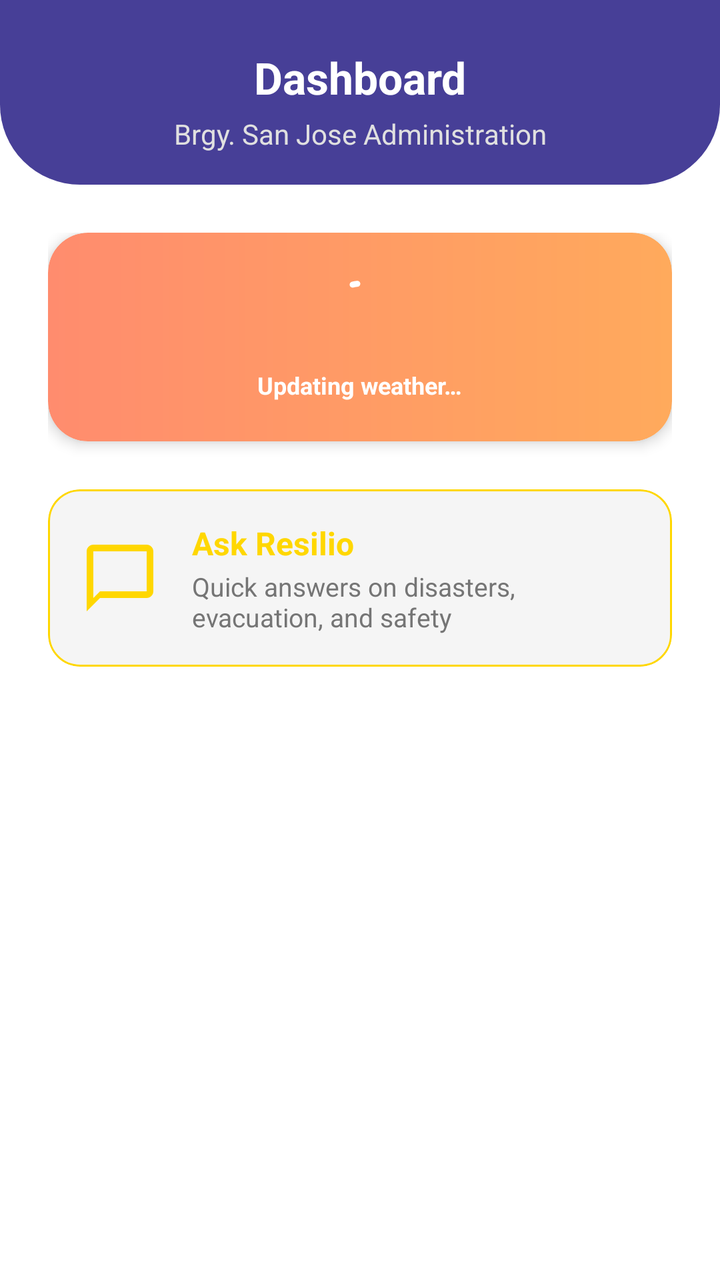
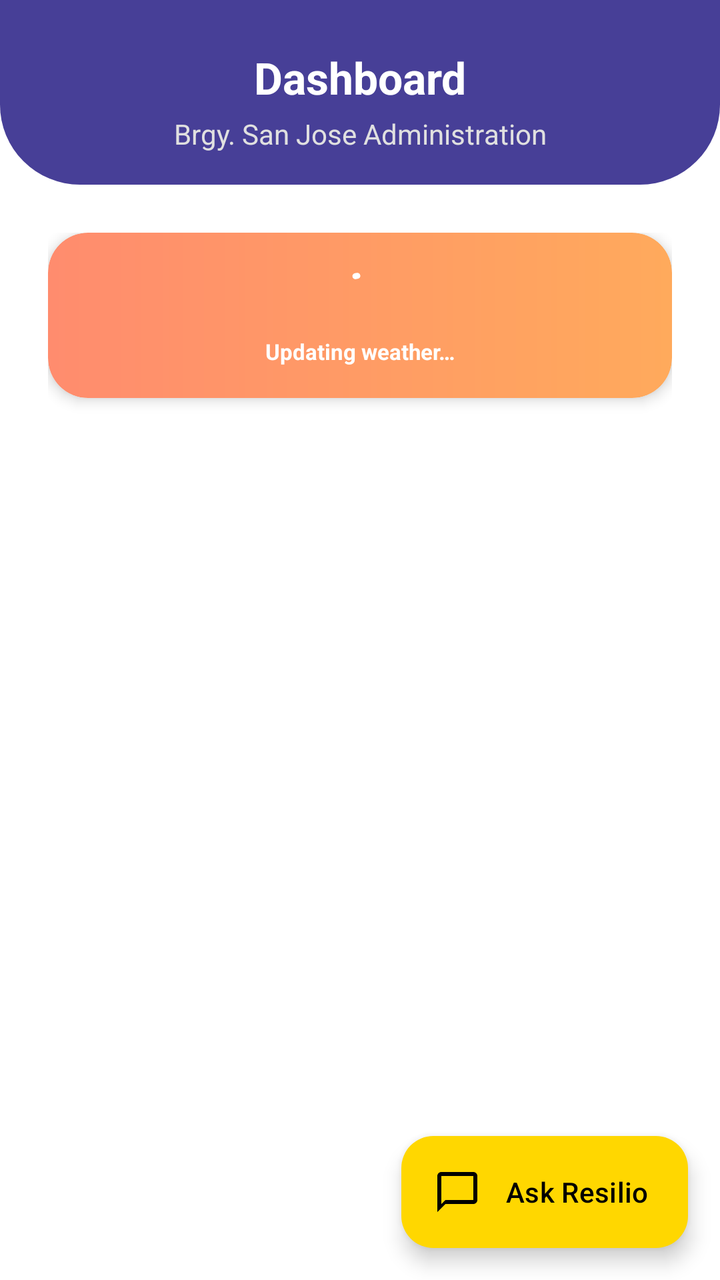

Before-and-after screenshots of an Android layout around one commit, followed by the original layout XML and the change that was made.
<!-- AndroidManifest.xml: application theme Theme.Resilio -->
<!-- res/layout/fragment_chairman_dashboard.xml -->
<?xml version="1.0" encoding="utf-8"?>
<androidx.coordinatorlayout.widget.CoordinatorLayout xmlns:android="http://schemas.android.com/apk/res/android"
    xmlns:app="http://schemas.android.com/apk/res-auto"
    xmlns:tools="http://schemas.android.com/tools"
    android:layout_width="match_parent"
    android:layout_height="match_parent"
    android:background="@color/background">

    <androidx.core.widget.NestedScrollView
        android:layout_width="match_parent"
        android:layout_height="match_parent">

        <LinearLayout
            android:layout_width="match_parent"
            android:layout_height="wrap_content"
            android:orientation="vertical"
            android:background="@android:color/transparent">

            
            <androidx.constraintlayout.widget.ConstraintLayout
                android:layout_width="match_parent"
                android:layout_height="wrap_content"
                android:background="@drawable/bg_dashboard_header"
                android:paddingBottom="16dp">

                
            <TextView
                android:id="@+id/tv_status_title"
                android:layout_width="wrap_content"
                android:layout_height="wrap_content"
                android:layout_marginTop="24dp"
                android:text="Dashboard"
                android:textColor="@color/white"
                android:textSize="22sp"
                android:textStyle="bold"
                app:layout_constraintEnd_toEndOf="parent"
                app:layout_constraintStart_toStartOf="parent"
                app:layout_constraintTop_toTopOf="parent" />

            <TextView
                android:id="@+id/tv_status_desc"
                android:layout_width="wrap_content"
                android:layout_height="wrap_content"
                android:layout_marginTop="4dp"
                android:text="Brgy. San Jose Administration"
                android:textColor="@color/dashboard_text_light"
                android:textSize="14sp"
                app:layout_constraintEnd_toEndOf="parent"
                app:layout_constraintStart_toStartOf="parent"
                app:layout_constraintTop_toBottomOf="@+id/tv_status_title" />

            </androidx.constraintlayout.widget.ConstraintLayout>

            
            <LinearLayout
                android:layout_width="match_parent"
                android:layout_height="wrap_content"
                android:orientation="vertical"
                android:padding="24dp">

                
                <include
                    android:id="@+id/weather_card"
                    layout="@layout/include_card_weather"
                    android:layout_width="match_parent"
                    android:layout_height="wrap_content"
                    android:layout_marginBottom="24dp" />

                <include
                    android:id="@+id/card_ask_resilio"
                    layout="@layout/include_card_ask_resilio"
                    android:layout_width="match_parent"
                    android:layout_height="wrap_content"
                    android:layout_marginBottom="24dp" />

            </LinearLayout>
        </LinearLayout>
    </androidx.core.widget.NestedScrollView>


</androidx.coordinatorlayout.widget.CoordinatorLayout>
<!-- res/layout/include_card_weather.xml (included above) -->
<?xml version="1.0" encoding="utf-8"?>
<com.google.android.material.card.MaterialCardView xmlns:android="http://schemas.android.com/apk/res/android"
    xmlns:app="http://schemas.android.com/apk/res-auto"
    xmlns:tools="http://schemas.android.com/tools"
    android:id="@+id/card_weather"
    android:layout_width="match_parent"
    android:layout_height="wrap_content"
    app:cardCornerRadius="20dp"
    app:cardElevation="4dp"
    app:strokeWidth="0dp">

    <androidx.constraintlayout.widget.ConstraintLayout
        android:id="@+id/layout_weather_container"
        android:layout_width="match_parent"
        android:layout_height="match_parent"
        android:background="@drawable/bg_weather_sunny"
        android:padding="20dp">

        
        <androidx.constraintlayout.widget.ConstraintLayout
            android:id="@+id/layout_weather_loading"
            android:layout_width="match_parent"
            android:layout_height="wrap_content"
            android:visibility="visible"
            app:layout_constraintTop_toTopOf="parent"
            app:layout_constraintBottom_toBottomOf="parent">

            <com.google.android.material.progressindicator.CircularProgressIndicator
                android:id="@+id/weather_loading_spinner"
                android:layout_width="wrap_content"
                android:layout_height="wrap_content"
                android:indeterminate="true"
                app:indicatorColor="@color/white"
                app:indicatorSize="32dp"
                app:trackThickness="3dp"
                app:layout_constraintTop_toTopOf="parent"
                app:layout_constraintStart_toStartOf="parent"
                app:layout_constraintEnd_toEndOf="parent" />

            <TextView
                android:layout_width="wrap_content"
                android:layout_height="wrap_content"
                android:layout_marginTop="8dp"
                android:text="@string/weather_loading"
                android:textColor="@color/white"
                android:textSize="12sp"
                android:textStyle="bold"
                app:layout_constraintTop_toBottomOf="@id/weather_loading_spinner"
                app:layout_constraintStart_toStartOf="parent"
                app:layout_constraintEnd_toEndOf="parent" />
        </androidx.constraintlayout.widget.ConstraintLayout>

        
        <androidx.constraintlayout.widget.ConstraintLayout
            android:id="@+id/layout_weather_content"
            android:layout_width="match_parent"
            android:layout_height="wrap_content"
            android:visibility="gone"
            app:layout_constraintTop_toTopOf="parent"
            app:layout_constraintBottom_toBottomOf="parent">

            
            <ImageView
                android:id="@+id/iv_weather_icon"
                android:layout_width="32dp"
                android:layout_height="32dp"
                android:contentDescription="@null"
                android:src="@drawable/ic_sun"
                app:layout_constraintStart_toStartOf="parent"
                app:layout_constraintTop_toTopOf="parent"
                app:tint="@color/white" />

            <TextView
                android:id="@+id/tv_weather_condition"
                android:layout_width="wrap_content"
                android:layout_height="wrap_content"
                android:layout_marginStart="12dp"
                android:text="Sunny"
                android:textColor="@color/white"
                android:textSize="20sp"
                android:textStyle="bold"
                app:layout_constraintBottom_toBottomOf="@+id/iv_weather_icon"
                app:layout_constraintStart_toEndOf="@+id/iv_weather_icon"
                app:layout_constraintTop_toTopOf="@+id/iv_weather_icon" />

            
            <TextView
                android:id="@+id/tv_weather_temp"
                android:layout_width="wrap_content"
                android:layout_height="wrap_content"
                android:layout_marginTop="8dp"
                android:text="27°C"
                android:textColor="@color/white"
                android:textSize="42sp"
                android:textStyle="bold"
                app:layout_constraintStart_toStartOf="parent"
                app:layout_constraintTop_toBottomOf="@+id/iv_weather_icon" />

            
            <LinearLayout
                android:id="@+id/layout_weather_data"
                android:layout_width="wrap_content"
                android:layout_height="wrap_content"
                android:layout_marginTop="8dp"
                android:orientation="vertical"
                app:layout_constraintStart_toStartOf="parent"
                app:layout_constraintTop_toBottomOf="@+id/tv_weather_temp">

                <TextView
                    android:id="@+id/tv_weather_precip"
                    android:layout_width="wrap_content"
                    android:layout_height="wrap_content"
                    android:text="Precipitation: 0%"
                    android:textColor="@color/white"
                    android:textSize="14sp" />

                <TextView
                    android:id="@+id/tv_weather_humidity"
                    android:layout_width="wrap_content"
                    android:layout_height="wrap_content"
                    android:text="Humidity: 0%"
                    android:textColor="@color/white"
                    android:textSize="14sp" />

                <TextView
                    android:id="@+id/tv_weather_wind"
                    android:layout_width="wrap_content"
                    android:layout_height="wrap_content"
                    android:text="Wind: 0 km/h"
                    android:textColor="@color/white"
                    android:textSize="14sp" />
            </LinearLayout>

            
            <LinearLayout
                android:id="@+id/layout_weather_right_side"
                android:layout_width="wrap_content"
                android:layout_height="wrap_content"
                android:gravity="end"
                android:orientation="vertical"
                app:layout_constraintEnd_toEndOf="parent"
                app:layout_constraintTop_toTopOf="parent">

                <TextView
                    android:id="@+id/tv_weather_label"
                    android:layout_width="wrap_content"
                    android:layout_height="wrap_content"
                    android:text="Weather"
                    android:textColor="@color/white"
                    android:textSize="16sp"
                    android:textStyle="bold" />

                <TextView
                    android:id="@+id/tv_weather_day"
                    android:layout_width="wrap_content"
                    android:layout_height="wrap_content"
                    android:text="---"
                    android:textColor="@color/white"
                    android:textSize="14sp" />

                <TextView
                    android:id="@+id/tv_weather_time"
                    android:layout_width="wrap_content"
                    android:layout_height="wrap_content"
                    android:text="--:--"
                    android:textColor="@color/white"
                    android:textSize="14sp" />

                <TextView
                    android:id="@+id/tv_weather_location"
                    android:layout_width="wrap_content"
                    android:layout_height="wrap_content"
                    android:layout_marginTop="12dp"
                    android:text="Antipolo City"
                    android:textColor="@color/white"
                    android:textSize="16sp"
                    android:textStyle="bold" />
            </LinearLayout>
        </androidx.constraintlayout.widget.ConstraintLayout>

        
        <LinearLayout
            android:id="@+id/layout_weather_advisory"
            android:layout_width="match_parent"
            android:layout_height="wrap_content"
            android:layout_marginTop="16dp"
            android:background="#66000000"
            android:gravity="center_vertical"
            android:orientation="horizontal"
            android:padding="10dp"
            android:visibility="gone"
            app:layout_constraintTop_toBottomOf="@+id/layout_weather_content">

            <ImageView
                android:layout_width="18dp"
                android:layout_height="18dp"
                android:layout_marginEnd="8dp"
                android:src="@drawable/ic_alerts"
                app:tint="#FFCDD2" />

            <TextView
                android:id="@+id/tv_weather_advisory"
                android:layout_width="0dp"
                android:layout_height="wrap_content"
                android:layout_weight="1"
                android:textColor="#FFCDD2"
                android:textSize="12sp"
                android:textStyle="bold" />
        </LinearLayout>

    </androidx.constraintlayout.widget.ConstraintLayout>
</com.google.android.material.card.MaterialCardView>
<!-- res/layout/include_card_ask_resilio.xml (included above) -->
<?xml version="1.0" encoding="utf-8"?>
<com.google.android.material.card.MaterialCardView xmlns:android="http://schemas.android.com/apk/res/android"
    xmlns:app="http://schemas.android.com/apk/res-auto"
    android:layout_width="match_parent"
    android:layout_height="wrap_content"
    android:clickable="true"
    android:focusable="true"
    app:cardBackgroundColor="@color/surface"
    app:cardCornerRadius="16dp"
    app:strokeColor="@color/gold_accent"
    app:strokeWidth="1dp">

    <LinearLayout
        android:layout_width="match_parent"
        android:layout_height="wrap_content"
        android:gravity="center_vertical"
        android:orientation="horizontal"
        android:padding="16dp">

        <ImageView
            android:layout_width="40dp"
            android:layout_height="40dp"
            android:contentDescription="@string/action_ask_resilio"
            android:src="@drawable/ic_chat"
            app:tint="@color/gold_accent" />

        <LinearLayout
            android:layout_width="0dp"
            android:layout_height="wrap_content"
            android:layout_marginStart="16dp"
            android:layout_weight="1"
            android:orientation="vertical">

            <TextView
                android:layout_width="wrap_content"
                android:layout_height="wrap_content"
                android:text="@string/action_ask_resilio"
                android:textColor="@color/gold_accent"
                android:textSize="16sp"
                android:textStyle="bold" />

            <TextView
                android:layout_width="wrap_content"
                android:layout_height="wrap_content"
                android:layout_marginTop="2dp"
                android:text="@string/ask_resilio_subtitle"
                android:textColor="@color/text_secondary"
                android:textSize="13sp" />
        </LinearLayout>
    </LinearLayout>
</com.google.android.material.card.MaterialCardView>
<!-- resources referenced by this layout -->
<resources>
  <color name="background">#FFFFFF</color>
  <color name="dashboard_text_light">#E0E0E0</color>
  <color name="gold_accent">#FFD700</color>
  <color name="surface">#F5F5F5</color>
  <color name="text_secondary">#757575</color>
  <color name="white">#FFFFFFFF</color>
  <!-- drawable bg_dashboard_header (drawable) -->
  <?xml version="1.0" encoding="utf-8"?>
  <shape xmlns:android="http://schemas.android.com/apk/res/android">
      <solid android:color="@color/dashboard_header" />
      <corners
          android:bottomLeftRadius="40dp"
          android:bottomRightRadius="40dp" />
  </shape>
  <!-- drawable bg_weather_sunny (drawable) -->
  <?xml version="1.0" encoding="utf-8"?>
  <shape xmlns:android="http://schemas.android.com/apk/res/android">
      <gradient
          android:angle="0"
          android:endColor="@color/weather_sunny_end"
          android:startColor="@color/weather_sunny_start"
          android:type="linear" />
      <corners android:radius="20dp" />
  </shape>
  <!-- drawable ic_alerts (drawable) -->
  <vector xmlns:android="http://schemas.android.com/apk/res/android"
      android:width="24dp"
      android:height="24dp"
      android:viewportWidth="24"
      android:viewportHeight="24">
    <path
        android:fillColor="#FF000000"
        android:pathData="M12,22c1.1,0 2,-0.9 2,-2h-4c0,1.1 0.89,2 2,2zM18,16v-5c0,-3.07 -1.64,-5.64 -4.5,-6.32V4c0,-0.83 -0.67,-1.5 -1.5,-1.5s-1.5,0.67 -1.5,1.5v0.68C7.63,5.36 6,7.92 6,11v5l-2,2v1h16v-1l-2,-2z"/>
  </vector>
  <!-- drawable ic_chat (drawable) -->
  <?xml version="1.0" encoding="utf-8"?>
  <vector xmlns:android="http://schemas.android.com/apk/res/android"
      android:width="24dp"
      android:height="24dp"
      android:viewportWidth="24"
      android:viewportHeight="24">
      <path
          android:fillColor="#FF000000"
          android:pathData="M20,2H4C2.9,2 2,2.9 2,4v18l4,-4h14c1.1,0 2,-0.9 2,-2V4C22,2.9 21.1,2 20,2zM20,16H6l-2,2V4h16V16z" />
  </vector>
  <string name="action_ask_resilio">Ask Resilio</string>
  <string name="ask_resilio_subtitle">Quick answers on disasters, evacuation, and safety</string>
  <string name="weather_loading">Updating weather…</string>
  <style name="Theme.Resilio" parent="Base.Theme.Resilio" />
  <color name="dashboard_header">#473F97</color>
  <color name="weather_sunny_end">#FFAA5C</color>
  <color name="weather_sunny_start">#FF8C6E</color>
  <style name="Base.Theme.Resilio" parent="Theme.Material3.DayNight.NoActionBar">
          
          <item name="colorPrimary">@color/gold_accent</item>
          <item name="colorOnPrimary">@color/black</item>
          <item name="colorSecondary">@color/secondary_blue</item>
          <item name="colorOnSecondary">@color/white</item>
          <item name="colorTertiary">@color/primary_green</item>
          <item name="android:windowBackground">@color/background</item>
          <item name="android:textColorPrimary">@color/text_primary</item>
          <item name="android:textColorSecondary">@color/text_secondary</item>
      </style>
  <color name="black">#FF000000</color>
  <color name="secondary_blue">#2196F3</color>
  <color name="primary_green">#4CAF50</color>
  <color name="text_primary">#212121</color>
  <!-- unchanged entries left out for length: 1 -->
</resources>

<!-- the commit's change to res/layout/fragment_chairman_dashboard.xml (unified diff, before → after) -->
@@ -18,6 +18,7 @@
 
             
             <androidx.constraintlayout.widget.ConstraintLayout
+                android:id="@+id/layout_header"
                 android:layout_width="match_parent"
                 android:layout_height="wrap_content"
                 android:background="@drawable/bg_dashboard_header"
@@ -67,8 +68,8 @@
                     android:layout_marginBottom="24dp" />
 
                 <include
-                    android:id="@+id/card_ask_resilio"
-                    layout="@layout/include_card_ask_resilio"
+                    android:id="@+id/layout_latest_alerts"
+                    layout="@layout/include_card_latest_alerts"
                     android:layout_width="match_parent"
                     android:layout_height="wrap_content"
                     android:layout_marginBottom="24dp" />
@@ -77,6 +78,17 @@
         </LinearLayout>
     </androidx.core.widget.NestedScrollView>
 
+    <com.google.android.material.floatingactionbutton.ExtendedFloatingActionButton
+        android:id="@+id/fab_ask_resilio"
+        android:layout_width="wrap_content"
+        android:layout_height="wrap_content"
+        android:layout_gravity="bottom|end"
+        android:layout_margin="16dp"
+        android:text="@string/action_ask_resilio"
+        android:textColor="@color/black"
+        app:icon="@drawable/ic_chat"
+        app:iconTint="@color/black"
+        app:backgroundTint="@color/gold_accent" />
 
 </androidx.coordinatorlayout.widget.CoordinatorLayout>
 <!-- res/layout/include_card_weather.xml (included above) -->
@@ -94,9 +106,9 @@
     <androidx.constraintlayout.widget.ConstraintLayout
         android:id="@+id/layout_weather_container"
         android:layout_width="match_parent"
-        android:layout_height="match_parent"
+        android:layout_height="wrap_content"
         android:background="@drawable/bg_weather_sunny"
-        android:padding="20dp">
+        android:padding="16dp">
 
         
         <androidx.constraintlayout.widget.ConstraintLayout
@@ -104,8 +116,7 @@
             android:layout_width="match_parent"
             android:layout_height="wrap_content"
             android:visibility="visible"
-            app:layout_constraintTop_toTopOf="parent"
-            app:layout_constraintBottom_toBottomOf="parent">
+            app:layout_constraintTop_toTopOf="parent">
 
             <com.google.android.material.progressindicator.CircularProgressIndicator
                 android:id="@+id/weather_loading_spinner"
@@ -113,7 +124,7 @@
                 android:layout_height="wrap_content"
                 android:indeterminate="true"
                 app:indicatorColor="@color/white"
-                app:indicatorSize="32dp"
+                app:indicatorSize="24dp"
                 app:trackThickness="3dp"
                 app:layout_constraintTop_toTopOf="parent"
                 app:layout_constraintStart_toStartOf="parent"
@@ -122,10 +133,10 @@
             <TextView
                 android:layout_width="wrap_content"
                 android:layout_height="wrap_content"
-                android:layout_marginTop="8dp"
+                android:layout_marginTop="4dp"
                 android:text="@string/weather_loading"
                 android:textColor="@color/white"
-                android:textSize="12sp"
+                android:textSize="11sp"
                 android:textStyle="bold"
                 app:layout_constraintTop_toBottomOf="@id/weather_loading_spinner"
                 app:layout_constraintStart_toStartOf="parent"
@@ -138,14 +149,13 @@
             android:layout_width="match_parent"
             android:layout_height="wrap_content"
             android:visibility="gone"
-            app:layout_constraintTop_toTopOf="parent"
-            app:layout_constraintBottom_toBottomOf="parent">
+            app:layout_constraintTop_toTopOf="parent">
 
             
             <ImageView
                 android:id="@+id/iv_weather_icon"
-                android:layout_width="32dp"
-                android:layout_height="32dp"
+                android:layout_width="28dp"
+                android:layout_height="28dp"
                 android:contentDescription="@null"
                 android:src="@drawable/ic_sun"
                 app:layout_constraintStart_toStartOf="parent"
@@ -156,10 +166,10 @@
                 android:id="@+id/tv_weather_condition"
                 android:layout_width="wrap_content"
                 android:layout_height="wrap_content"
-                android:layout_marginStart="12dp"
+                android:layout_marginStart="10dp"
                 android:text="Sunny"
                 android:textColor="@color/white"
-                android:textSize="20sp"
+                android:textSize="18sp"
                 android:textStyle="bold"
                 app:layout_constraintBottom_toBottomOf="@+id/iv_weather_icon"
                 app:layout_constraintStart_toEndOf="@+id/iv_weather_icon"
@@ -170,10 +180,10 @@
                 android:id="@+id/tv_weather_temp"
                 android:layout_width="wrap_content"
                 android:layout_height="wrap_content"
-                android:layout_marginTop="8dp"
+                android:layout_marginTop="4dp"
                 android:text="27°C"
                 android:textColor="@color/white"
-                android:textSize="42sp"
+                android:textSize="38sp"
                 android:textStyle="bold"
                 app:layout_constraintStart_toStartOf="parent"
                 app:layout_constraintTop_toBottomOf="@+id/iv_weather_icon" />
@@ -183,7 +193,7 @@
                 android:id="@+id/layout_weather_data"
                 android:layout_width="wrap_content"
                 android:layout_height="wrap_content"
-                android:layout_marginTop="8dp"
+                android:layout_marginTop="4dp"
                 android:orientation="vertical"
                 app:layout_constraintStart_toStartOf="parent"
                 app:layout_constraintTop_toBottomOf="@+id/tv_weather_temp">
@@ -194,7 +204,7 @@
                     android:layout_height="wrap_content"
                     android:text="Precipitation: 0%"
                     android:textColor="@color/white"
-                    android:textSize="14sp" />
+                    android:textSize="12sp" />
 
                 <TextView
                     android:id="@+id/tv_weather_humidity"
@@ -202,7 +212,7 @@
                     android:layout_height="wrap_content"
                     android:text="Humidity: 0%"
                     android:textColor="@color/white"
-                    android:textSize="14sp" />
+                    android:textSize="12sp" />
 
                 <TextView
                     android:id="@+id/tv_weather_wind"
@@ -210,7 +220,7 @@
                     android:layout_height="wrap_content"
                     android:text="Wind: 0 km/h"
                     android:textColor="@color/white"
-                    android:textSize="14sp" />
+                    android:textSize="12sp" />
             </LinearLayout>
 
             
@@ -229,7 +239,7 @@
                     android:layout_height="wrap_content"
                     android:text="Weather"
                     android:textColor="@color/white"
-                    android:textSize="16sp"
+                    android:textSize="14sp"
                     android:textStyle="bold" />
 
                 <TextView
@@ -238,7 +248,7 @@
                     android:layout_height="wrap_content"
                     android:text="---"
                     android:textColor="@color/white"
-                    android:textSize="14sp" />
+                    android:textSize="12sp" />
 
                 <TextView
                     android:id="@+id/tv_weather_time"
@@ -246,16 +256,16 @@
                     android:layout_height="wrap_content"
                     android:text="--:--"
                     android:textColor="@color/white"
-                    android:textSize="14sp" />
+                    android:textSize="12sp" />
 
                 <TextView
                     android:id="@+id/tv_weather_location"
                     android:layout_width="wrap_content"
                     android:layout_height="wrap_content"
-                    android:layout_marginTop="12dp"
+                    android:layout_marginTop="8dp"
                     android:text="Antipolo City"
                     android:textColor="@color/white"
-                    android:textSize="16sp"
+                    android:textSize="13sp"
                     android:textStyle="bold" />
             </LinearLayout>
         </androidx.constraintlayout.widget.ConstraintLayout>
@@ -265,11 +275,11 @@
             android:id="@+id/layout_weather_advisory"
             android:layout_width="match_parent"
             android:layout_height="wrap_content"
-            android:layout_marginTop="16dp"
+            android:layout_marginTop="12dp"
             android:background="#66000000"
             android:gravity="center_vertical"
             android:orientation="horizontal"
-            android:padding="10dp"
+            android:padding="8dp"
             android:visibility="gone"
             app:layout_constraintTop_toBottomOf="@+id/layout_weather_content">
 
@@ -292,55 +302,67 @@
 
     </androidx.constraintlayout.widget.ConstraintLayout>
 </com.google.android.material.card.MaterialCardView>
-<!-- res/layout/include_card_ask_resilio.xml (included above) -->
+<!-- res/layout/include_card_latest_alerts.xml (included above) -->
 <?xml version="1.0" encoding="utf-8"?>
 <com.google.android.material.card.MaterialCardView xmlns:android="http://schemas.android.com/apk/res/android"
     xmlns:app="http://schemas.android.com/apk/res-auto"
+    android:id="@+id/card_latest_alerts"
     android:layout_width="match_parent"
     android:layout_height="wrap_content"
-    android:clickable="true"
-    android:focusable="true"
+    app:cardCornerRadius="20dp"
     app:cardBackgroundColor="@color/surface"
-    app:cardCornerRadius="16dp"
-    app:strokeColor="@color/gold_accent"
-    app:strokeWidth="1dp">
+    app:strokeColor="@color/emergency_red"
+    app:strokeWidth="1dp"
+    android:visibility="gone">
 
     <LinearLayout
         android:layout_width="match_parent"
         android:layout_height="wrap_content"
-        android:gravity="center_vertical"
-        android:orientation="horizontal"
+        android:orientation="vertical"
         android:padding="16dp">
 
-        <ImageView
-            android:layout_width="40dp"
-            android:layout_height="40dp"
-            android:contentDescription="@string/action_ask_resilio"
-            android:src="@drawable/ic_chat"
-            app:tint="@color/gold_accent" />
-
         <LinearLayout
-            android:layout_width="0dp"
-            android:layout_height="wrap_content"
-            android:layout_marginStart="16dp"
-            android:layout_weight="1"
-            android:orientation="vertical">
-
-            <TextView
-                android:layout_width="wrap_content"
-                android:layout_height="wrap_content"
-                android:text="@string/action_ask_resilio"
-                android:textColor="@color/gold_accent"
-                android:textSize="16sp"
-                android:textStyle="bold" />
-
-            <TextView
-                android:layout_width="wrap_content"
-                android:layout_height="wrap_content"
-                android:layout_marginTop="2dp"
-                android:text="@string/ask_resilio_subtitle"
-                android:textColor="@color/text_secondary"
-                android:textSize="13sp" />
+            android:layout_width="match_parent"
+            android:layout_height="wrap_content"
+            android:orientation="horizontal"
+            android:gravity="center_vertical"
+            android:layout_marginBottom="8dp">
+
+            <ImageView
+                android:layout_width="20dp"
+                android:layout_height="20dp"
+                android:src="@drawable/ic_alerts"
+                app:tint="@color/emergency_red"
+                android:layout_marginEnd="8dp"
+                android:contentDescription="@null"/>
+
+            <TextView
+                android:layout_width="0dp"
+                android:layout_height="wrap_content"
+                android:layout_weight="1"
+                android:text="LATEST ALERTS"
+                android:textColor="@color/emergency_red"
+                android:textSize="12sp"
+                android:textStyle="bold"
+                android:letterSpacing="0.1"/>
+
+            <TextView
+                android:id="@+id/tv_view_all_alerts"
+                android:layout_width="wrap_content"
+                android:layout_height="wrap_content"
+                android:text="VIEW ALL"
+                android:textColor="@color/secondary_blue"
+                android:textSize="11sp"
+                android:textStyle="bold"
+                android:clickable="true"
+                android:focusable="true"/>
         </LinearLayout>
+
+        <androidx.recyclerview.widget.RecyclerView
+            android:id="@+id/rv_latest_alerts"
+            android:layout_width="match_parent"
+            android:layout_height="110dp"
+            android:nestedScrollingEnabled="true"/>
+
     </LinearLayout>
 </com.google.android.material.card.MaterialCardView>
<!-- resource entries referenced after the edit -->
@@ -2,6 +2,7 @@
 <resources>
   <color name="background">#FFFFFF</color>
   <color name="dashboard_text_light">#E0E0E0</color>
+  <color name="emergency_red">#F44336</color>
   <color name="gold_accent">#FFD700</color>
   <color name="surface">#F5F5F5</color>
   <color name="text_secondary">#757575</color>
@@ -46,7 +47,6 @@
           android:pathData="M20,2H4C2.9,2 2,2.9 2,4v18l4,-4h14c1.1,0 2,-0.9 2,-2V4C22,2.9 21.1,2 20,2zM20,16H6l-2,2V4h16V16z" />
   </vector>
   <string name="action_ask_resilio">Ask Resilio</string>
-  <string name="ask_resilio_subtitle">Quick answers on disasters, evacuation, and safety</string>
   <string name="weather_loading">Updating weather…</string>
   <style name="Theme.Resilio" parent="Base.Theme.Resilio" />
   <color name="dashboard_header">#473F97</color>
